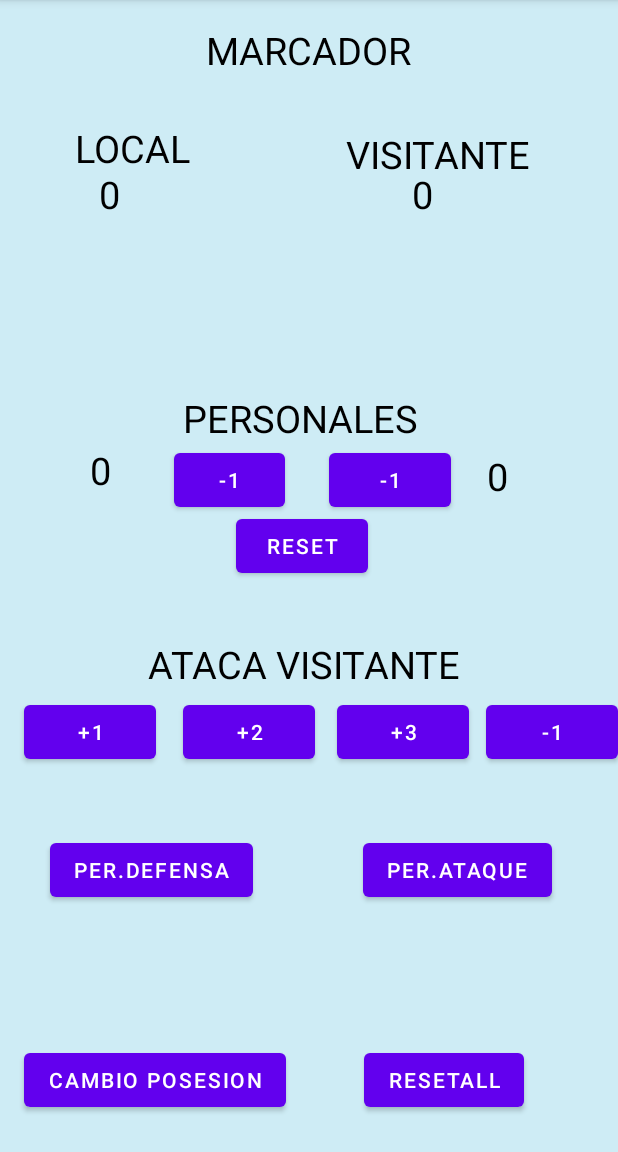
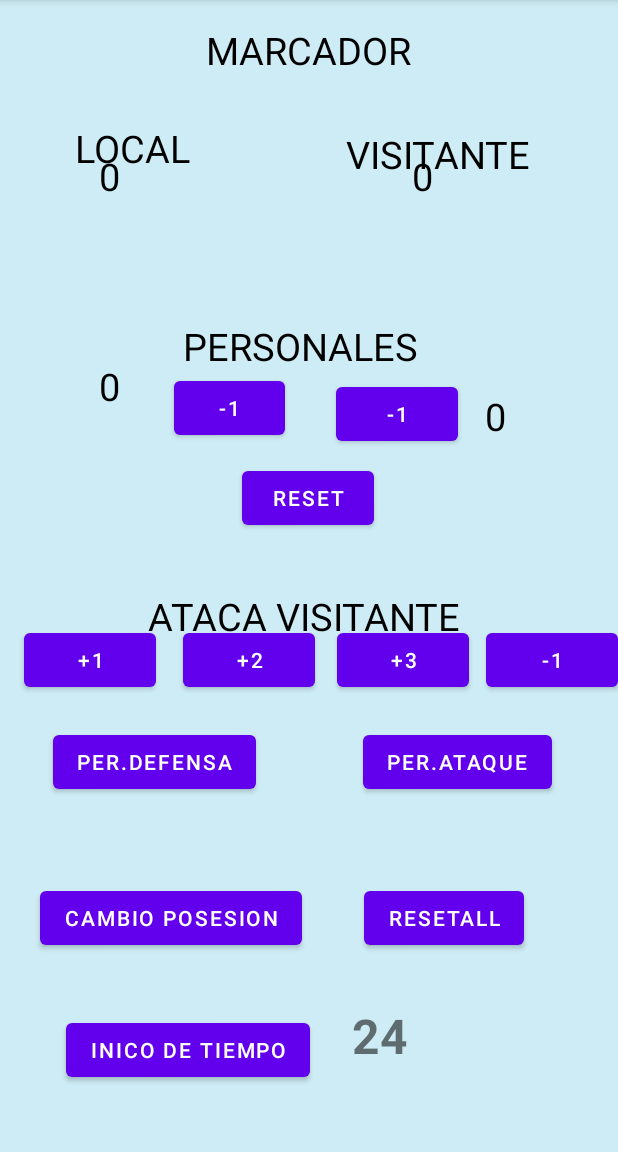
Before and after one commit to dbenedid23/AppMarcadorBasket2, an Android app: the PalOtro screen opened directly, with no data from a screen before it, on a phone screen of 412 x 824 dp, the part 84-1236 px from its top. Run offline under Robolectric (Android 15) with nearby library versions, the phone set to English and light mode, and no system bars.

Commit message:
Cuenta regresiva

```diff
--- a/app/src/main/java/com/mgh/pmdm/contador/PalOtro.kt
+++ b/app/src/main/java/com/mgh/pmdm/contador/PalOtro.kt
@@ -5,6 +5,7 @@ import android.content.Context
 import android.content.Intent
 import androidx.appcompat.app.AppCompatActivity
 import android.os.Bundle
+import android.os.CountDownTimer
 import android.widget.Button
 import android.widget.TextView
 
@@ -14,11 +15,13 @@ class PalOtro : AppCompatActivity() {
     var contadorVisitante = 0
     var personalesLocal = 0
     var personalesVisitantes = 0
+    lateinit var countDownTimer: CountDownTimer
 
     override fun onCreate(savedInstanceState: Bundle?) {
         super.onCreate(savedInstanceState)
         setContentView(R.layout.activity_pal_otro)
 
+        val textViewCronometro = findViewById<TextView>(R.id.textViewCronometro)
         val textViewContadorLocal = findViewById<TextView>(R.id.textViewContadorLocal)
         val textViewContadorVisitante = findViewById<TextView>(R.id.textViewContadorVisitante)
         val textViewPersonalesLocal = findViewById<TextView>(R.id.textViewPersonalesLocal)
@@ -48,6 +51,27 @@ class PalOtro : AppCompatActivity() {
         val buttonPerAtaque = findViewById<Button>(R.id.buttonPerAtaque)
         val buttonResetAll = findViewById<Button>(R.id.buttonResetAll)
         val buttonCambio = findViewById<Button>(R.id.buttonCambio)
+        val buttonCronometro = findViewById<Button>(R.id.buttonCronometro)
+
+        val tiempoTotal: Long = 24 * 1000
+        val intervalo: Long = 1000
+
+        countDownTimer = object : CountDownTimer(tiempoTotal, intervalo) {
+            override fun onTick(millisUntilFinished: Long) {
+
+                val segundosRestantes = millisUntilFinished / 1000
+                val minutos = segundosRestantes / 60
+                val segundos = segundosRestantes % 60
+                textViewCronometro.text = String.format("%02d:%02d", minutos, segundos)
+            }
+            override fun onFinish() {
+
+                textViewCronometro.text = "00:00"
+            }
+        }
+        buttonCronometro.setOnClickListener {
+            countDownTimer.start()
+        }
 
         button.setOnClickListener {
             contadorVisitante++
--- a/app/src/main/res/layout/activity_pal_otro.xml
+++ b/app/src/main/res/layout/activity_pal_otro.xml
@@ -11,10 +11,10 @@
         android:id="@+id/buttonRestarPerVisitante"
         android:layout_width="81dp"
         android:layout_height="48dp"
-        android:layout_marginTop="296dp"
+        android:layout_marginTop="252dp"
         android:text="-1"
         app:layout_constraintEnd_toEndOf="parent"
-        app:layout_constraintHorizontal_bias="0.664"
+        app:layout_constraintHorizontal_bias="0.678"
         app:layout_constraintStart_toStartOf="parent"
         app:layout_constraintTop_toTopOf="parent" />
 
@@ -22,11 +22,11 @@
         android:id="@+id/textViewPersonalesVisitantes"
         android:layout_width="87dp"
         android:layout_height="39dp"
-        android:layout_marginTop="300dp"
+        android:layout_marginTop="260dp"
         android:textColor="#000000"
         android:textSize="25dp"
         app:layout_constraintEnd_toEndOf="parent"
-        app:layout_constraintHorizontal_bias="1.0"
+        app:layout_constraintHorizontal_bias="0.996"
         app:layout_constraintStart_toStartOf="parent"
         app:layout_constraintTop_toTopOf="parent" />
 
@@ -47,7 +47,7 @@
         android:id="@+id/button"
         android:layout_width="wrap_content"
         android:layout_height="wrap_content"
-        android:layout_marginTop="464dp"
+        android:layout_marginTop="416dp"
         android:text="+1"
         app:layout_constraintEnd_toEndOf="parent"
         app:layout_constraintHorizontal_bias="0.049"
@@ -58,7 +58,7 @@
         android:id="@+id/textViewContadorLocal"
         android:layout_width="124dp"
         android:layout_height="64dp"
-        android:layout_marginTop="112dp"
+        android:layout_marginTop="100dp"
         android:textColor="#000000"
         android:textSize="25dp"
         app:layout_constraintEnd_toEndOf="parent"
@@ -70,7 +70,7 @@
         android:id="@+id/button2"
         android:layout_width="wrap_content"
         android:layout_height="wrap_content"
-        android:layout_marginTop="464dp"
+        android:layout_marginTop="416dp"
         android:text="+2"
         app:layout_constraintEnd_toEndOf="parent"
         app:layout_constraintHorizontal_bias="0.377"
@@ -81,7 +81,7 @@
         android:id="@+id/button3"
         android:layout_width="wrap_content"
         android:layout_height="wrap_content"
-        android:layout_marginTop="464dp"
+        android:layout_marginTop="416dp"
         android:text="+3"
         app:layout_constraintEnd_toEndOf="parent"
         app:layout_constraintHorizontal_bias="0.693"
@@ -92,7 +92,7 @@
         android:id="@+id/button4"
         android:layout_width="wrap_content"
         android:layout_height="wrap_content"
-        android:layout_marginTop="464dp"
+        android:layout_marginTop="416dp"
         android:text="-1"
         app:layout_constraintEnd_toEndOf="parent"
         app:layout_constraintHorizontal_bias="1.0"
@@ -103,11 +103,11 @@
         android:id="@+id/textViewPersonalesLocal"
         android:layout_width="78dp"
         android:layout_height="35dp"
-        android:layout_marginTop="296dp"
+        android:layout_marginTop="240dp"
         android:textColor="#000000"
         android:textSize="25dp"
         app:layout_constraintEnd_toEndOf="parent"
-        app:layout_constraintHorizontal_bias="0.18"
+        app:layout_constraintHorizontal_bias="0.198"
         app:layout_constraintStart_toStartOf="parent"
         app:layout_constraintTop_toTopOf="parent" />
 
@@ -115,10 +115,10 @@
         android:id="@+id/buttonPerDefensa"
         android:layout_width="wrap_content"
         android:layout_height="wrap_content"
-        android:layout_marginTop="556dp"
+        android:layout_marginTop="484dp"
         android:text="PER.DEFENSA"
         app:layout_constraintEnd_toEndOf="parent"
-        app:layout_constraintHorizontal_bias="0.12"
+        app:layout_constraintHorizontal_bias="0.127"
         app:layout_constraintStart_toStartOf="parent"
         app:layout_constraintTop_toTopOf="parent" />
 
@@ -126,7 +126,7 @@
         android:id="@+id/buttonRestarPerAtaque"
         android:layout_width="74dp"
         android:layout_height="48dp"
-        android:layout_marginTop="296dp"
+        android:layout_marginTop="248dp"
         android:text="-1"
         app:layout_constraintEnd_toEndOf="parent"
         app:layout_constraintHorizontal_bias="0.344"
@@ -137,10 +137,10 @@
         android:id="@+id/buttonResetPersonales"
         android:layout_width="wrap_content"
         android:layout_height="wrap_content"
-        android:layout_marginTop="340dp"
+        android:layout_marginTop="308dp"
         android:text="RESET"
         app:layout_constraintEnd_toEndOf="parent"
-        app:layout_constraintHorizontal_bias="0.486"
+        app:layout_constraintHorizontal_bias="0.498"
         app:layout_constraintStart_toStartOf="parent"
         app:layout_constraintTop_toTopOf="parent" />
 
@@ -148,20 +148,20 @@
         android:id="@+id/textView6"
         android:layout_width="wrap_content"
         android:layout_height="wrap_content"
-        android:layout_marginBottom="308dp"
+        android:layout_marginBottom="340dp"
         android:text="ATACA VISITANTE"
         android:textColor="#000000"
         android:textSize="25dp"
         app:layout_constraintBottom_toBottomOf="parent"
         app:layout_constraintEnd_toEndOf="parent"
-        app:layout_constraintHorizontal_bias="0.486"
+        app:layout_constraintHorizontal_bias="0.485"
         app:layout_constraintStart_toStartOf="parent" />
 
     <Button
         android:id="@+id/buttonResetAll"
         android:layout_width="wrap_content"
         android:layout_height="wrap_content"
-        android:layout_marginBottom="24dp"
+        android:layout_marginBottom="132dp"
         android:text="ResetAll"
         app:layout_constraintBottom_toBottomOf="parent"
         app:layout_constraintEnd_toEndOf="parent"
@@ -172,11 +172,11 @@
         android:id="@+id/buttonCambio"
         android:layout_width="wrap_content"
         android:layout_height="wrap_content"
-        android:layout_marginBottom="24dp"
+        android:layout_marginBottom="132dp"
         android:text="CAMBIO POSESION"
         app:layout_constraintBottom_toBottomOf="parent"
         app:layout_constraintEnd_toEndOf="parent"
-        app:layout_constraintHorizontal_bias="0.067"
+        app:layout_constraintHorizontal_bias="0.113"
         app:layout_constraintStart_toStartOf="parent" />
 
     <TextView
@@ -209,7 +209,7 @@
         android:id="@+id/textViewContadorVisitante"
         android:layout_width="124dp"
         android:layout_height="64dp"
-        android:layout_marginTop="112dp"
+        android:layout_marginTop="100dp"
         android:textColor="#000000"
         android:textSize="25dp"
         app:layout_constraintEnd_toEndOf="parent"
@@ -221,7 +221,7 @@
         android:id="@+id/buttonPerAtaque"
         android:layout_width="wrap_content"
         android:layout_height="wrap_content"
-        android:layout_marginTop="556dp"
+        android:layout_marginTop="484dp"
         android:text="PER.ATAQUE"
         app:layout_constraintEnd_toEndOf="parent"
         app:layout_constraintHorizontal_bias="0.845"
@@ -232,7 +232,7 @@
         android:id="@+id/textView7"
         android:layout_width="wrap_content"
         android:layout_height="wrap_content"
-        android:layout_marginBottom="472dp"
+        android:layout_marginBottom="520dp"
         android:text="PERSONALES"
         android:textColor="#000000"
         android:textSize="25dp"
@@ -240,4 +240,27 @@
         app:layout_constraintEnd_toEndOf="parent"
         app:layout_constraintHorizontal_bias="0.478"
         app:layout_constraintStart_toStartOf="parent" />
+    <Button
+        android:id="@+id/buttonCronometro"
+        android:layout_width="wrap_content"
+        android:layout_height="wrap_content"
+        android:layout_marginStart="44dp"
+        android:text="Inico de tiempo"
+        app:layout_constraintBottom_toBottomOf="parent"
+        app:layout_constraintStart_toStartOf="parent"
+        app:layout_constraintTop_toBottomOf="@+id/buttonCambio"
+        app:layout_constraintVertical_bias="0.479" />
+
+    <TextView
+        android:id="@+id/textViewCronometro"
+        android:layout_width="125dp"
+        android:layout_height="53dp"
+        android:layout_marginEnd="52dp"
+        android:text="24"
+        android:textSize="32sp"
+        android:textStyle="bold"
+        app:layout_constraintBottom_toBottomOf="parent"
+        app:layout_constraintEnd_toEndOf="parent"
+        app:layout_constraintTop_toBottomOf="@+id/buttonResetAll"
+        app:layout_constraintVertical_bias="0.418" />
 </androidx.constraintlayout.widget.ConstraintLayout>
```
Also changed, not shown: app/src/main/java/com/mgh/pmdm/contador/MainActivity.kt (+26 -4 lines), app/src/main/res/layout/activity_main.xml (+43 -18 lines).
